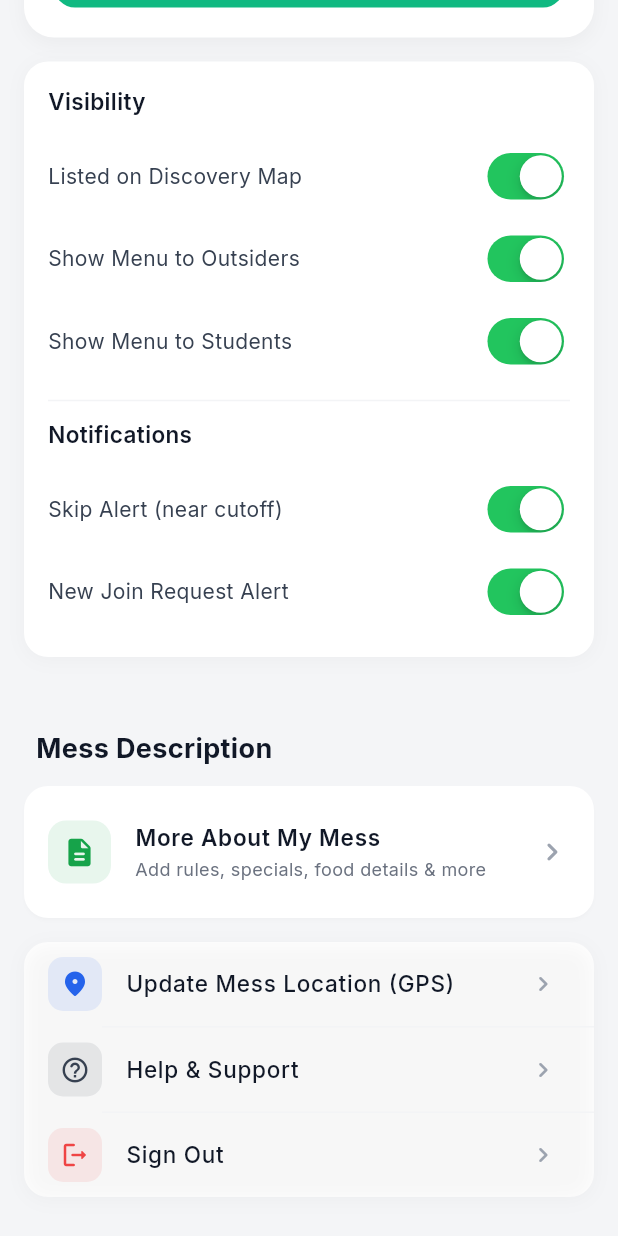
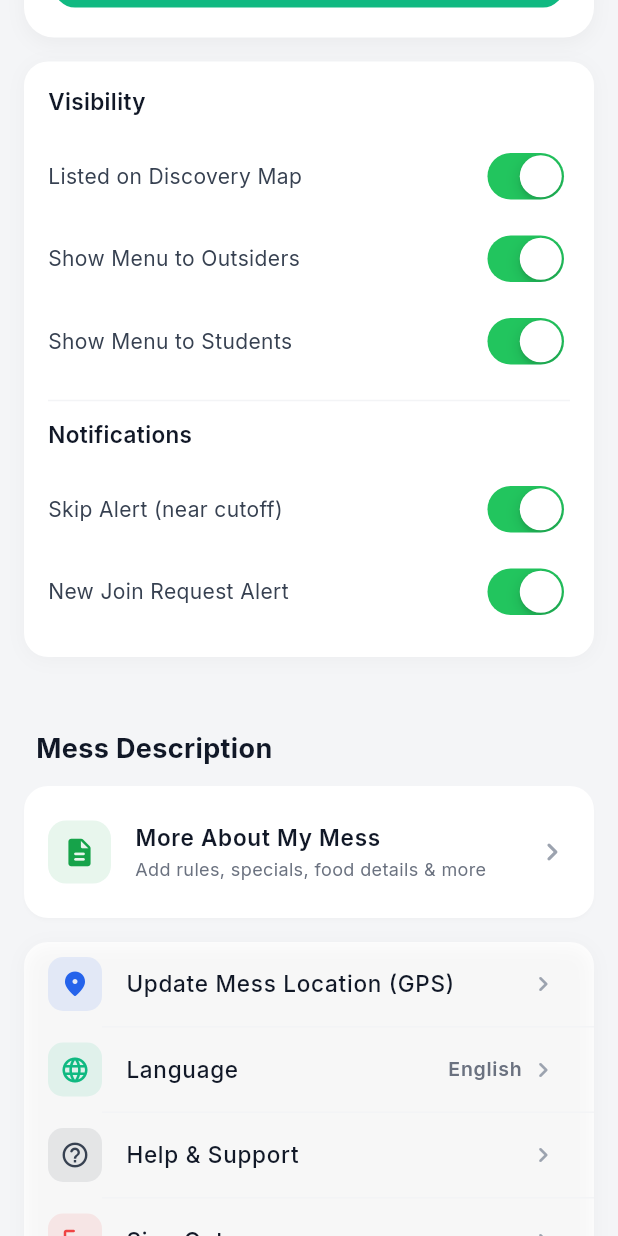
Before and after one commit to mohit-agnihotri/MessMate, a Flutter app: the OwnerSettingsPage screen opened directly, scrolled down 576 dp, on a phone screen of 412 x 824 dp. Run offline on Flutter 3.47's test engine with Material 3 defaults, Android fonts, the phone set to English and light mode, and no system bars; our stand-ins replace cached_network_image, cloud_firestore, firebase_auth, firebase_core, firebase_messaging, flutter_riverpod and 8 more; missing offline and left inert: flutter_quill; accounts and stored records are empty; generated files the repository leaves out were written again.

Commit message:
feat: enable language change modal in owner settings and student profile

```diff
--- a/lib/views/pages/owner/owner_settings_page.dart
+++ b/lib/views/pages/owner/owner_settings_page.dart
@@ -1116,19 +1116,45 @@ class OwnerSettingsPage extends ConsumerWidget {
             ),
             const Divider(height: 1, indent: 52, color: Color(0xFFF3F4F6)),
             _buildActionTile(
+              Icons.language_rounded,
+              ref.watch(localizationProvider) == 'hi' ? 'भाषा (Language)' : 'Language',
+              const Color(0xFF10B981),
+              () => _showLanguageModal(context, ref),
+              trailing: Row(
+                mainAxisSize: MainAxisSize.min,
+                children: [
+                  Text(
+                    ref.watch(localizationProvider) == 'hi' ? 'हिंदी (Hindi)' : 'English',
+                    style: GoogleFonts.inter(
+                      fontSize: 13,
+                      fontWeight: FontWeight.w600,
+                      color: const Color(0xFF6B7280),
+                    ),
+                  ),
+                  const SizedBox(width: 4),
+                  const Icon(
+                    Icons.chevron_right_rounded,
+                    color: Color(0xFF9CA3AF),
+                    size: 20,
+                  ),
+                ],
+              ),
+            ),
+            const Divider(height: 1, indent: 52, color: Color(0xFFF3F4F6)),
+            _buildActionTile(
               Icons.help_outline_rounded,
-              'Help & Support',
+              ref.watch(localizationProvider) == 'hi' ? 'सहायता और सपोर्ट' : 'Help & Support',
               const Color(0xFF374151),
               () {
                 ScaffoldMessenger.of(context).showSnackBar(
-                  const SnackBar(content: Text('Support portal coming soon!')),
+                  SnackBar(content: Text(ref.read(localizationProvider) == 'hi' ? 'सपोर्ट पोर्टल जल्द आ रहा है!' : 'Support portal coming soon!')),
                 );
               },
             ),
             const Divider(height: 1, indent: 52, color: Color(0xFFF3F4F6)),
             _buildActionTile(
               Icons.logout_rounded,
-              'Sign Out',
+              ref.watch(localizationProvider) == 'hi' ? 'लॉगआउट' : 'Sign Out',
               const Color(0xFFEF4444),
               () async {
                 await ref.read(authProvider.notifier).signOut();
@@ -1151,8 +1177,9 @@ class OwnerSettingsPage extends ConsumerWidget {
     IconData icon,
     String title,
     Color color,
-    VoidCallback onTap,
-  ) {
+    VoidCallback onTap, {
+    Widget? trailing,
+  }) {
     return ListTile(
       leading: Container(
         padding: const EdgeInsets.all(8),
@@ -1170,11 +1197,12 @@ class OwnerSettingsPage extends ConsumerWidget {
           color: const Color(0xFF111827),
         ),
       ),
-      trailing: const Icon(
-        Icons.chevron_right_rounded,
-        color: Color(0xFF9CA3AF),
-        size: 20,
-      ),
+      trailing: trailing ??
+          const Icon(
+            Icons.chevron_right_rounded,
+            color: Color(0xFF9CA3AF),
+            size: 20,
+          ),
       onTap: onTap,
     );
   }
@@ -1471,6 +1499,15 @@ class OwnerSettingsPage extends ConsumerWidget {
                   onTap: () {
                     ref.read(localizationProvider.notifier).toggleLanguage('en');
                     Navigator.pop(ctx);
+                    if (context.mounted) {
+                      ScaffoldMessenger.of(context).showSnackBar(
+                        const SnackBar(
+                          content: Text('Language switched to English'),
+                          backgroundColor: Color(0xFF10B981),
+                          duration: Duration(seconds: 2),
+                        ),
+                      );
+                    }
                   },
                 ),
                 ListTile(
@@ -1493,6 +1530,15 @@ class OwnerSettingsPage extends ConsumerWidget {
                   onTap: () {
                     ref.read(localizationProvider.notifier).toggleLanguage('hi');
                     Navigator.pop(ctx);
+                    if (context.mounted) {
+                      ScaffoldMessenger.of(context).showSnackBar(
+                        const SnackBar(
+                          content: Text('भाषा बदलकर हिंदी कर दी गई है'),
+                          backgroundColor: Color(0xFF10B981),
+                          duration: Duration(seconds: 2),
+                        ),
+                      );
+                    }
                   },
                 ),
               ],
```
Also changed, not shown: lib/views/pages/student/student_profile_page.dart (+101 -85 lines).
